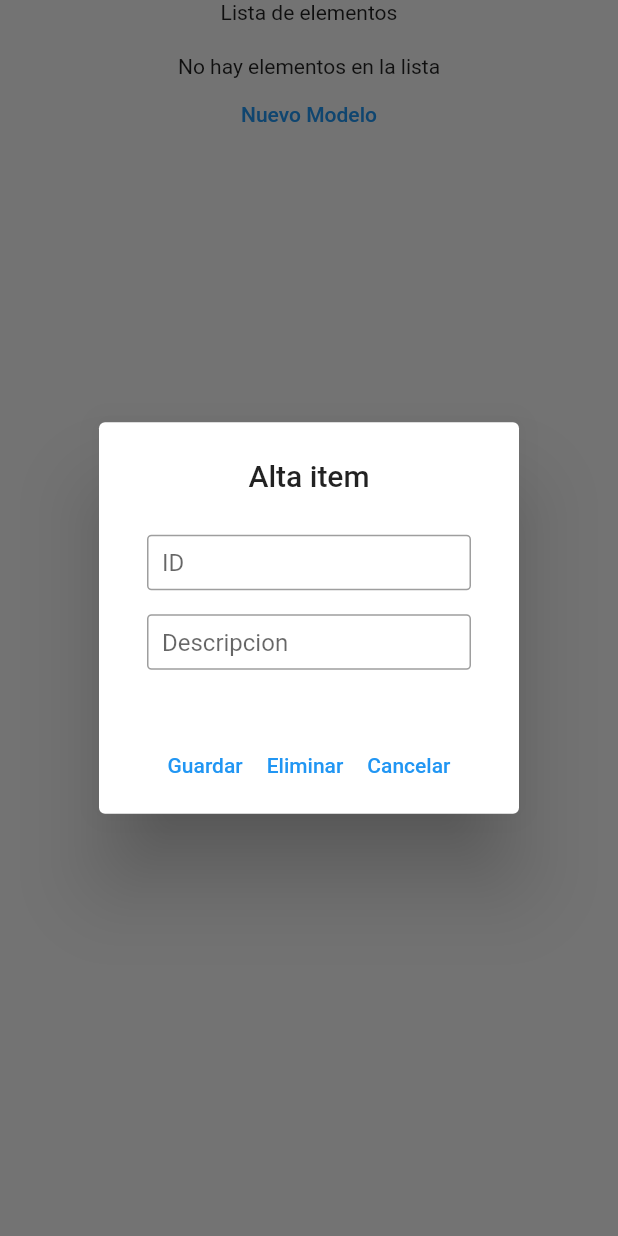
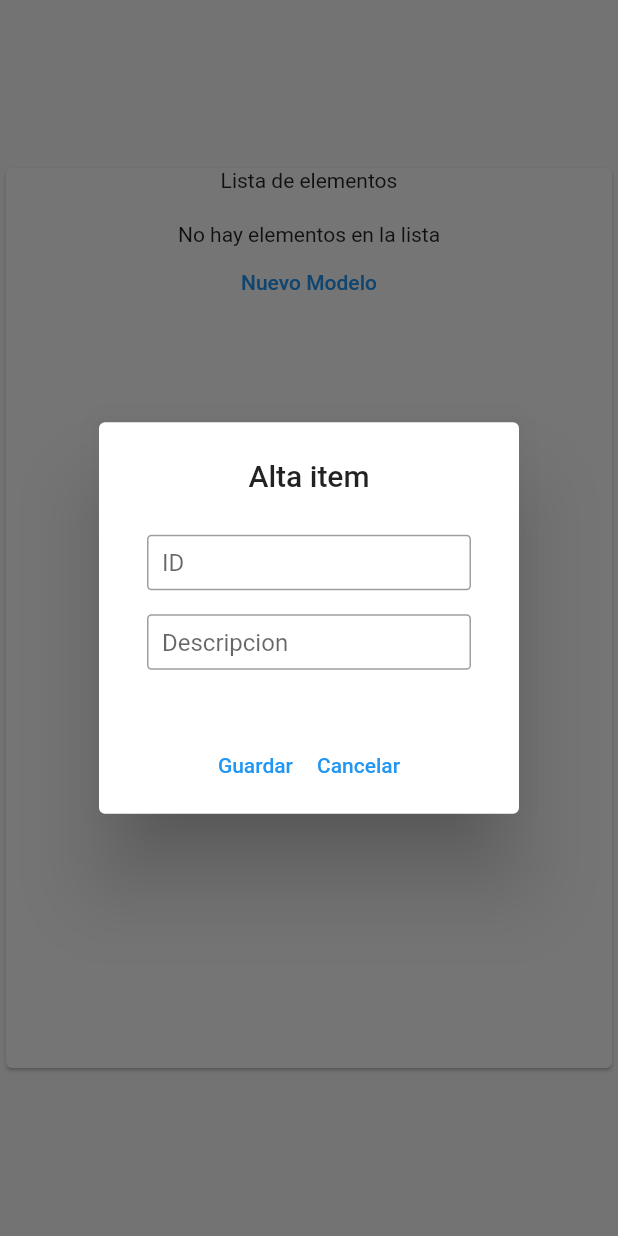
Before and after one commit to federicoLRoblesistemas/proyecto_prueba, a Flutter app: the screen it shows after launch, after a tap on "Nuevo Modelo", on a phone screen of 412 x 824 dp. Run offline on Flutter 3.47's test engine with Material 2 defaults, Android fonts, the phone set to English and light mode, and no system bars; our stand-ins replace bloc, equatable, flutter_bloc.

Commit message:
se sube alta edicion y eliminacion terminados

```diff
--- a/lib/src/page/home_page.dart
+++ b/lib/src/page/home_page.dart
@@ -51,6 +51,10 @@ class ViewLista extends StatelessWidget {
       },
       builder: (context, state) {
         return Center(
+            child: Card(
+          child: Container(
+            height: 600,
+            width: 500,
             child: Column(
               children: [
                 const Text('Lista de elementos'),
@@ -89,6 +93,8 @@ class ViewLista extends StatelessWidget {
                     },
                     child: const Text('Nuevo Modelo'))
               ],
+            ),
+          ),
         ));
       },
     );
@@ -106,11 +112,13 @@ class PopAppAlta extends StatefulWidget {
 
 class _PopAppAltaState extends State<PopAppAlta> {
   late ModeloPruebaModel pruebaModel;
+  bool isNuevo = false;
 
   @override
   void initState() {
     super.initState();
     pruebaModel = context.read<BlocPruebaBloc>().state.pruebaModel;
+    isNuevo = pruebaModel.id.isEmpty;
   }
 
   @override
@@ -128,10 +136,16 @@ class _PopAppAltaState extends State<PopAppAlta> {
                 (e) => Padding(
                   padding: const EdgeInsets.all(8.0),
                   child: _ItemFormulario(
+                    isEditable: (e.key == 'id') ? isNuevo : true,
                     titulo: e.key,
                     valor: e.value,
                     onChanged: (valor) {
+                      print(e.key);
+                      if (e.key == 'id') {
+                        pruebaModel = pruebaModel.copyWith(id: valor);
+                      } else {
                         pruebaModel = pruebaModel.copyWith(data: {e.key: valor});
+                      }
                     },
                   ),
                 ),
@@ -148,7 +162,12 @@ class _PopAppAltaState extends State<PopAppAlta> {
                   context.read<BlocPruebaBloc>().add(OnValidarModeloPrueba(modeloPrueba: pruebaModel));
                 },
                 child: const Text('Guardar')),
-            TextButton(onPressed: () {}, child: const Text('Eliminar')),
+            if (!isNuevo)
+              TextButton(
+                  onPressed: () {
+                    context.read<BlocPruebaBloc>().add(const OnEliminarModeloPrueba());
+                  },
+                  child: const Text('Eliminar')),
             TextButton(
               onPressed: () {
                 Navigator.of(context).pop();
@@ -164,13 +183,21 @@ class _PopAppAltaState extends State<PopAppAlta> {
 
 class _ItemFormulario extends StatelessWidget {
   const _ItemFormulario(
-      {Key? key, required this.titulo, required this.valor, required this.onChanged, this.ayuda, this.margenInferior, this.isLabel = false})
+      {
+        Key? key,
+        required this.titulo,
+        required this.valor,
+        required this.onChanged,
+        required this.isEditable,
+        this.margenInferior,
+        this.isLabel = false,
+        })
       : super(key: key);
 
   final String titulo;
   final String valor;
   final Function(String) onChanged;
-  final String? ayuda;
+  final bool isEditable;
   final double? margenInferior;
   final bool? isLabel;
   @override
@@ -181,6 +208,9 @@ class _ItemFormulario extends StatelessWidget {
         Container(
           alignment: Alignment.topLeft,
           child: TextfieldModelWidget.estandar(
+            decoration: InputDecoration(
+              enabled: isEditable
+            ),
             controller: TextEditingController(text: valor),
             maxWidth: 350,
             labelTitulo: ModeloPruebaModel.titulosFormulario[titulo]!,
```
Also changed, not shown: lib/src/bloc/blocPrueba/bloc_prueba_bloc.dart (+20 -8 lines). Lines whose indentation alone changed are shown as unchanged.
